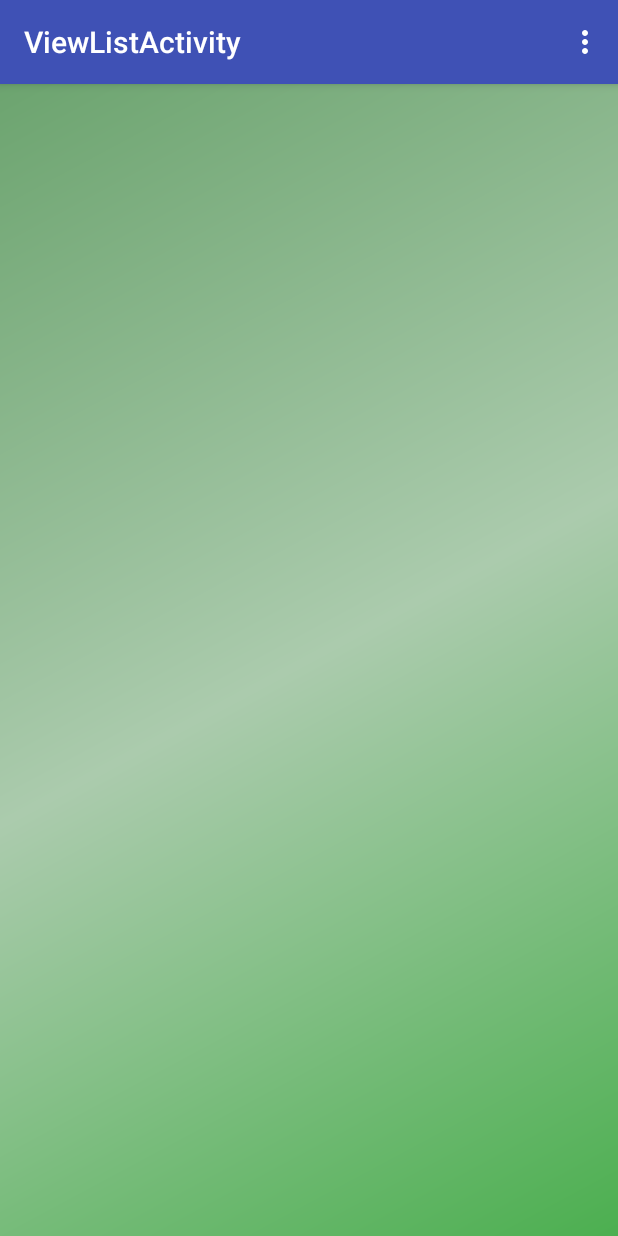
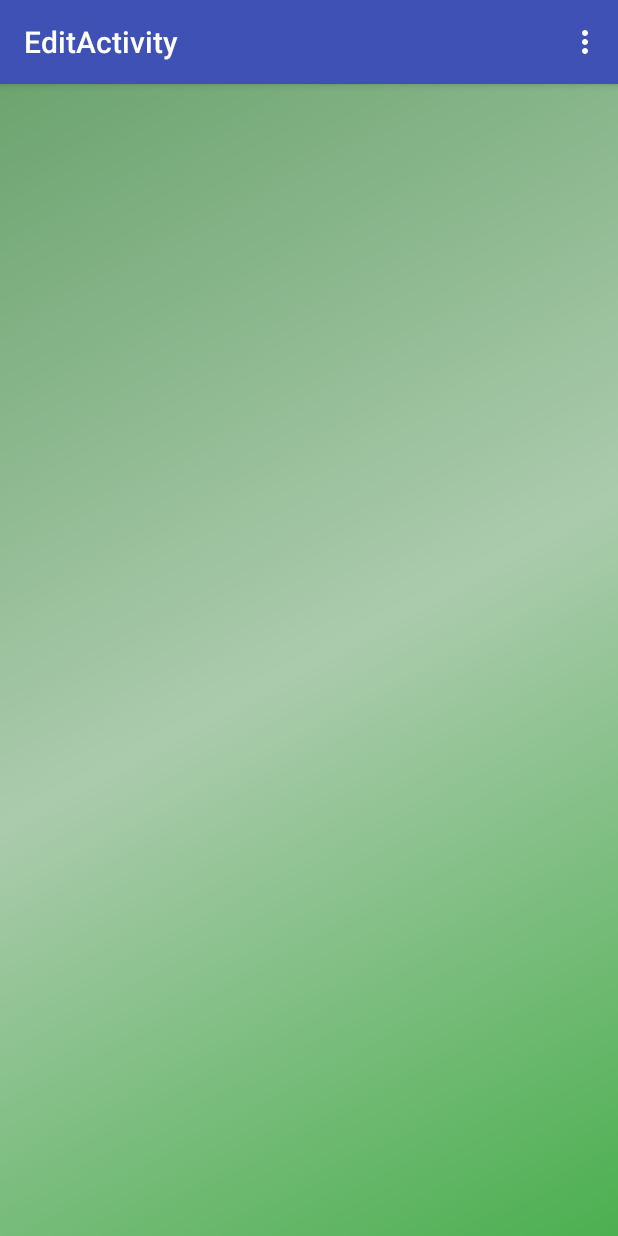
Before and after one commit to waiyi/as1, an Android app: the EditActivity screen opened directly, with no data from a screen before it, on a phone screen of 412 x 824 dp. Run offline under Robolectric (Android 15) with nearby library versions, the phone set to English and light mode, and no system bars.

Commit message:
Overall total works; EditActivity recreate new but empty yet

```diff
--- a/src/Waiyi-FuelTrack/app/src/main/AndroidManifest.xml
+++ b/src/Waiyi-FuelTrack/app/src/main/AndroidManifest.xml
@@ -47,8 +47,8 @@
             android:label="@string/title_activity_view_log" >
         </activity>
         <activity
-            android:name=".ViewListActivity"
-            android:label="@string/title_activity_view_list" >
+            android:name=".EditActivity"
+            android:label="@string/title_activity_edit" >
         </activity>
     </application>
 
--- a/src/Waiyi-FuelTrack/app/src/main/java/a1/waiyi_fueltrack/DisplayActivity.java
+++ b/src/Waiyi-FuelTrack/app/src/main/java/a1/waiyi_fueltrack/DisplayActivity.java
@@ -65,7 +65,7 @@ public class DisplayActivity extends AppCompatActivity {
         //TODO: Fix this edit activity later, thanks
         editButton.setOnClickListener(new View.OnClickListener() {
             public void onClick(View v) {
-                Intent intent = new Intent(DisplayActivity.this, ViewLogActivity.class);
+                Intent intent = new Intent(DisplayActivity.this, EditActivity.class);
                 startActivity(intent);
             }
         });
--- a/src/Waiyi-FuelTrack/app/src/main/java/a1/waiyi_fueltrack/ViewListActivity.java
+++ b/src/Waiyi-FuelTrack/app/src/main/java/a1/waiyi_fueltrack/EditActivity.java
@@ -5,19 +5,19 @@ import android.os.Bundle;
 import android.view.Menu;
 import android.view.MenuItem;
 
-// viewlist should have an select button to allow user for editing a selected entry
-public class ViewListActivity extends AppCompatActivity {
+// should have an select button to allow user for editing a selected entry
+public class EditActivity extends AppCompatActivity {
 
     @Override
     protected void onCreate(Bundle savedInstanceState) {
         super.onCreate(savedInstanceState);
-        setContentView(R.layout.activity_view_list);
+        setContentView(R.layout.activity_edit);
     }
 
     @Override
     public boolean onCreateOptionsMenu(Menu menu) {
         // Inflate the menu; this adds items to the action bar if it is present.
-        getMenuInflater().inflate(R.menu.menu_view_list, menu);
+        getMenuInflater().inflate(R.menu.menu_edit, menu);
         return true;
     }
 
--- a/src/Waiyi-FuelTrack/app/src/main/java/a1/waiyi_fueltrack/ViewLogActivity.java
+++ b/src/Waiyi-FuelTrack/app/src/main/java/a1/waiyi_fueltrack/ViewLogActivity.java
@@ -41,7 +41,7 @@ public class ViewLogActivity extends AppCompatActivity {
 
         editButton.setOnClickListener(new View.OnClickListener() {
             public void onClick(View view) {
-                Intent intent = new Intent(ViewLogActivity.this, ViewListActivity.class);
+                Intent intent = new Intent(ViewLogActivity.this, EditActivity.class);
                 startActivity(intent);
             }
         });
--- a/src/Waiyi-FuelTrack/app/src/main/res/layout/activity_add.xml
+++ b/src/Waiyi-FuelTrack/app/src/main/res/layout/activity_add.xml
@@ -4,9 +4,7 @@
     android:paddingRight="@dimen/activity_horizontal_margin"
     android:paddingTop="@dimen/activity_vertical_margin"
     android:paddingBottom="@dimen/activity_vertical_margin"
+    android:background="@drawable/side_nav"
     tools:context="a1.waiyi_fueltrack.AddActivity">
 
-    <TextView android:text="@string/hello_world" android:layout_width="wrap_content"
-        android:layout_height="wrap_content" />
-
 </RelativeLayout>
--- a/src/Waiyi-FuelTrack/app/src/main/res/layout/activity_view_list.xml
+++ b/src/Waiyi-FuelTrack/app/src/main/res/layout/activity_edit.xml
@@ -3,9 +3,9 @@
     android:layout_width="match_parent"
     android:layout_height="match_parent"
     android:background="@drawable/side_nav"
-    tools:context="a1.waiyi_fueltrack.ViewListActivity"
-    tools:showIn="@layout/activity_view_list"
-    android:id="@+id/content_view_list"
+    tools:context="a1.waiyi_fueltrack.EditActivity"
+    tools:showIn="@layout/activity_edit"
+    android:id="@+id/content_edit"
     android:orientation="vertical"
     android:paddingTop="50dp"
     android:paddingLeft="20dp"
--- a/src/Waiyi-FuelTrack/app/src/main/res/layout/content_view_list.xml
+++ b/src/Waiyi-FuelTrack/app/src/main/res/layout/content_edit.xml
@@ -3,7 +3,7 @@
     xmlns:app="http://schemas.android.com/apk/res-auto"
     android:layout_width="match_parent"
     android:layout_height="match_parent"
-    android:id="@+id/content_view_list"
+    android:id="@+id/content_edit"
     android:background="@drawable/side_nav"
     android:orientation="vertical">
 
--- /dev/null
+++ b/src/Waiyi-FuelTrack/app/src/main/res/menu/menu_edit.xml
@@ -0,0 +1,6 @@
+<menu xmlns:android="http://schemas.android.com/apk/res/android"
+    xmlns:app="http://schemas.android.com/apk/res-auto"
+    xmlns:tools="http://schemas.android.com/tools" tools:context="a1.waiyi_fueltrack.EditActivity">
+    <item android:id="@+id/action_settings" android:title="@string/action_settings"
+        android:orderInCategory="100" app:showAsAction="never" />
+</menu>
--- a/src/Waiyi-FuelTrack/app/src/main/res/values/strings.xml
+++ b/src/Waiyi-FuelTrack/app/src/main/res/values/strings.xml
@@ -27,5 +27,6 @@
     <string name="hello_world">Hello world!</string>
     <string name="title_activity_view_log">ViewLogActivity</string>
     <string name="title_activity_view_list">ViewListActivity</string>
+    <string name="title_activity_edit">EditActivity</string>
 
 </resources>
```
Also changed, not shown: src/Waiyi-FuelTrack/app/src/main/java/a1/waiyi_fueltrack/OverallActivity.java (+7 -5 lines), src/Waiyi-FuelTrack/app/src/main/res/layout/content_overall.xml (+8 -7 lines), 1 other file.
